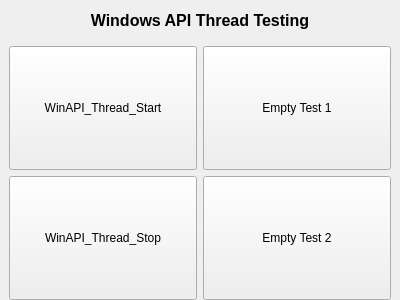
This is QtGuiApplicationTest/QtGuiApplicationTest/Miscellaneous/MiscellaneousWinThread.ui in xautshuanglong/QtLearningRepository as Qt 5 draws it before an edit. The edited form follows.
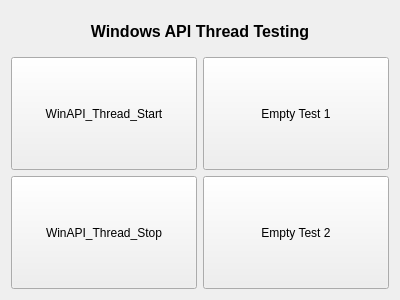
This is the edited form. Custom widgets are drawn as their Qt base class.

Commit message: 同意界面风格

```diff
--- a/QtGuiApplicationTest/QtGuiApplicationTest/Miscellaneous/MiscellaneousWinThread.ui
+++ b/QtGuiApplicationTest/QtGuiApplicationTest/Miscellaneous/MiscellaneousWinThread.ui
@@ -17,20 +17,6 @@
    <string notr="true"/>
   </property>
   <layout class="QVBoxLayout" name="verticalLayout">
-   <property name="leftMargin">
-    <number>0</number>
-   </property>
-   <property name="topMargin">
-    <number>0</number>
-   </property>
-   <property name="rightMargin">
-    <number>0</number>
-   </property>
-   <property name="bottomMargin">
-    <number>0</number>
-   </property>
-   <item>
-    <layout class="QHBoxLayout" name="horizontalLayout">
      <item>
       <widget class="QLabel" name="lbTitle">
        <property name="minimumSize">
@@ -54,16 +40,8 @@
        </property>
       </widget>
      </item>
-    </layout>
-   </item>
    <item>
     <layout class="QGridLayout" name="gridLayout">
-     <property name="leftMargin">
-      <number>9</number>
-     </property>
-     <property name="rightMargin">
-      <number>9</number>
-     </property>
      <item row="0" column="0">
       <widget class="QPushButton" name="btnWinApiThreadStart">
        <property name="sizePolicy">
```
Left out of the diff: 54 changed lines with no effect on the pictures. Lines whose indentation alone changed are shown as unchanged. The commit also changes 3 other files.
